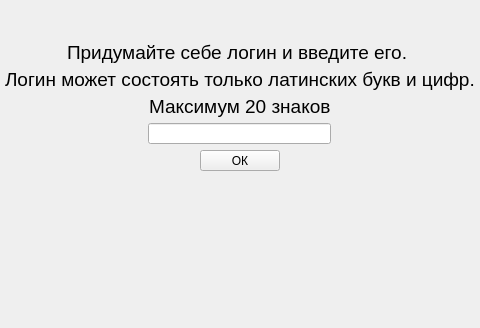
shm0nya/Lipilin-s-game, file mainwindow.ui: the form before one commit; both pictures show x 177 to 657 and y 100 to 428 of the 851 by 428 pixel window.
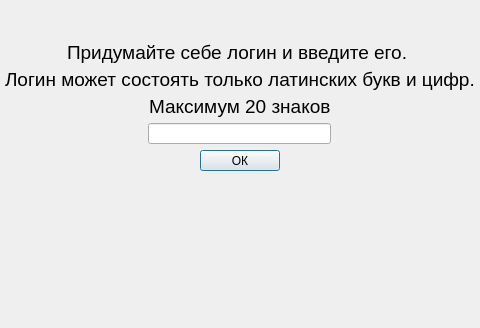
The form after the commit.

What changed in the file:
```diff
--- a/mainwindow.ui
+++ b/mainwindow.ui
@@ -10,6 +10,18 @@
     <height>428</height>
    </rect>
   </property>
+  <property name="minimumSize">
+   <size>
+    <width>851</width>
+    <height>428</height>
+   </size>
+  </property>
+  <property name="maximumSize">
+   <size>
+    <width>851</width>
+    <height>428</height>
+   </size>
+  </property>
   <property name="windowTitle">
    <string>MainWindow</string>
   </property>
@@ -212,6 +224,18 @@
          <property name="text">
           <string>ОК</string>
          </property>
+         <property name="shortcut">
+          <string>Return</string>
+         </property>
+         <property name="checkable">
+          <bool>false</bool>
+         </property>
+         <property name="autoDefault">
+          <bool>true</bool>
+         </property>
+         <property name="default">
+          <bool>true</bool>
+         </property>
         </widget>
        </item>
        <item>
```
